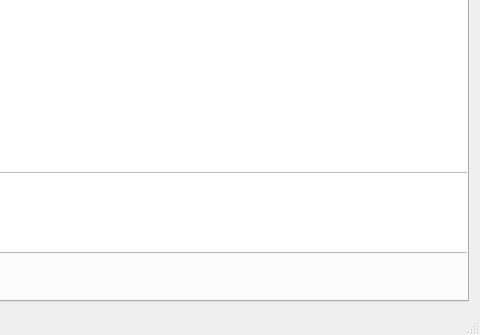
jahway603/SilentDragonLite, file src/mainwindow.ui: the form before one commit; both pictures show x 794 to 1274 and y 444 to 779 of the 1274 by 779 pixel window.
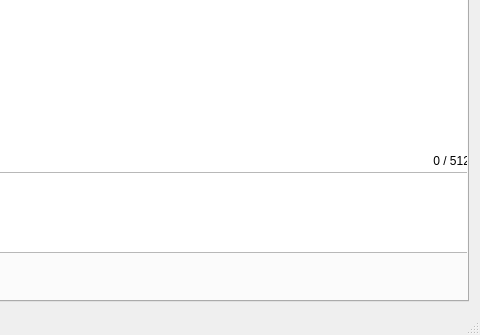
The form after the commit. Icons and pictures are not drawn. Custom widgets are drawn as their Qt base class.

```diff
--- a/src/mainwindow.ui
+++ b/src/mainwindow.ui
@@ -1633,6 +1633,22 @@
          <bool>true</bool>
         </property>
        </widget>
+       <widget class="QLabel" name="memoSize">
+        <property name="geometry">
+         <rect>
+          <x>1160</x>
+          <y>540</y>
+          <width>91</width>
+          <height>17</height>
+         </rect>
+        </property>
+        <property name="text">
+         <string notr="true">0 / 512</string>
+        </property>
+        <property name="alignment">
+         <set>Qt::AlignRight|Qt::AlignTrailing|Qt::AlignVCenter</set>
+        </property>
+       </widget>
       </widget>
      </widget>
     </item>
@@ -1819,6 +1835,11 @@
    <extends>QLabel</extends>
    <header>fillediconlabel.h</header>
   </customwidget>
+  <customwidget>
+   <class>ChatMemoEdit</class>
+   <extends>QTextEdit</extends>
+   <header location="global">mainwindow.h</header>
+  </customwidget>
  </customwidgets>
  <tabstops>
   <tabstop>Address1</tabstop>
```
Left out of the diff: 2 changed lines with no effect on the pictures.
